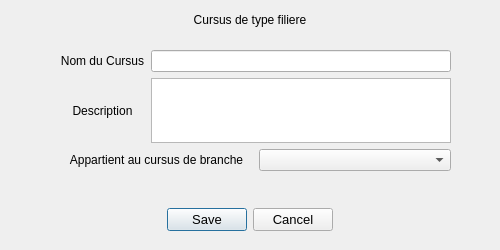
This is root/src/gui/dialogAjouterFiliere.ui in mikegrevelinger/LO21_Project as Qt 5 draws it before an edit. The edited form follows.
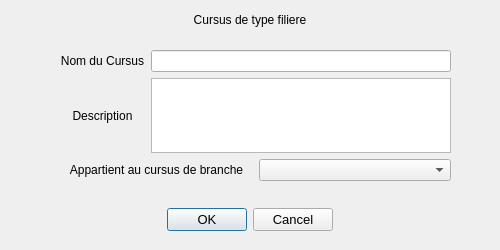
This is the edited form.

```diff
--- a/root/src/gui/dialogAjouterFiliere.ui
+++ b/root/src/gui/dialogAjouterFiliere.ui
@@ -19,7 +19,7 @@
      <x>60</x>
      <y>50</y>
      <width>391</width>
-     <height>121</height>
+     <height>131</height>
     </rect>
    </property>
    <layout class="QVBoxLayout" name="verticalLayout">
@@ -132,7 +132,7 @@
     <enum>Qt::Horizontal</enum>
    </property>
    <property name="standardButtons">
-    <set>QDialogButtonBox::Cancel|QDialogButtonBox::Save</set>
+    <set>QDialogButtonBox::Cancel|QDialogButtonBox::Ok</set>
    </property>
    <property name="centerButtons">
     <bool>true</bool>
```
Left out of the diff: 6 changed lines with no effect on the pictures.
